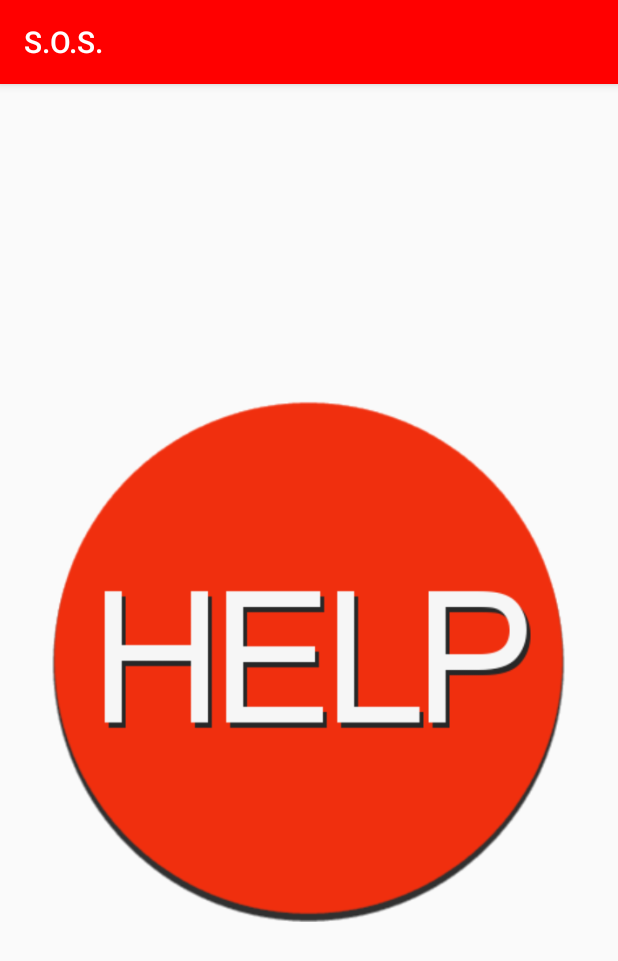
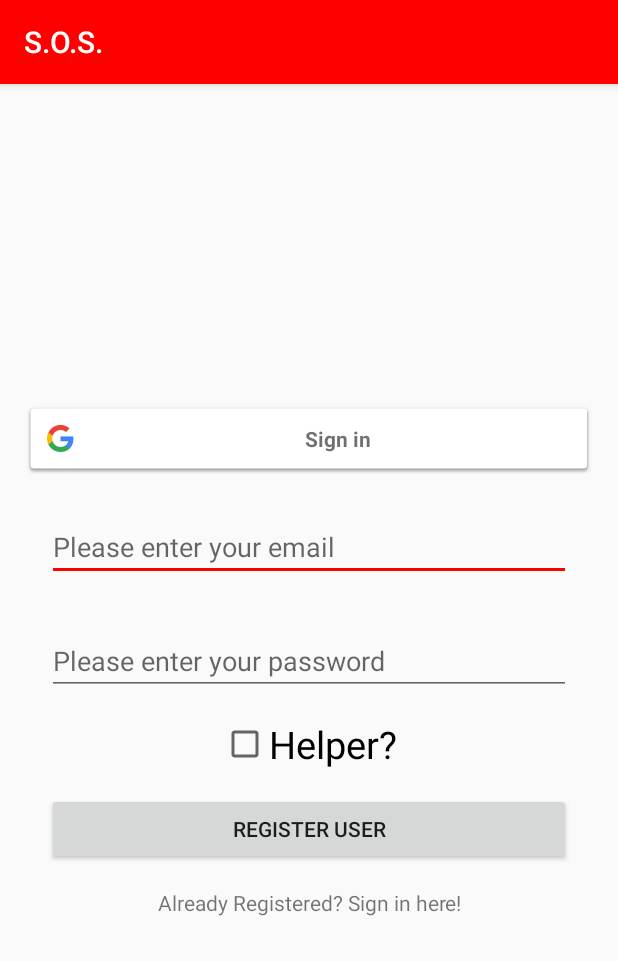
Before and after one commit to ioanaif/SOS, an Android app: the screen it shows after launch (MainActivity before the commit, LoginActivity after it), on a phone screen of 412 x 824 dp. Shown: the top 961 px of the screen. Run offline under Robolectric (Android 15) with nearby library versions, the phone set to English and light mode, and no system bars; our stand-ins replace Firebase (no records; nobody signed in at launch, a user with empty details on screens opened directly).

Commit message:
LogIn Page added with FireBase and Google Option

```diff
--- a/app/build.gradle
+++ b/app/build.gradle
@@ -28,5 +28,11 @@ dependencies {
     compile 'com.google.firebase:firebase-storage:9.4.0'
     compile 'com.android.support:design:24.1.0'
     compile 'com.android.support:support-v4:24.1.0'
+    compile 'com.google.android.gms:play-services:9.4.0'
+    compile 'com.android.support:design:24.1.1'
+    compile 'com.google.firebase:firebase-auth:9.4.0'
+    compile 'com.firebase:firebase-client-android:2.0.3+'
+    compile 'com.google.firebase:firebase-database:9.0.2'
+    compile 'com.google.firebase:firebase-core:9.0.2'
 }
 apply plugin: 'com.google.gms.google-services'
--- a/app/src/main/AndroidManifest.xml
+++ b/app/src/main/AndroidManifest.xml
@@ -18,14 +18,18 @@
         android:label="@string/app_name"
         android:supportsRtl="true"
         android:theme="@style/AppTheme">
+
+        <activity android:name=".LoginActivity"/>
+
         <activity android:name=".MainActivity">
             <intent-filter>
                 <action android:name="android.intent.action.MAIN" />
-
                 <category android:name="android.intent.category.LAUNCHER" />
             </intent-filter>
         </activity>
+
         <activity android:name=".EventDetailsActivity"></activity>
+
         <activity android:name=".HelperMainScreen"></activity>
     </application>
 
--- /dev/null
+++ b/app/src/main/java/com/janedoe/sos/LoginActivity.java
@@ -0,0 +1,117 @@
+package com.janedoe.sos;
+
+import android.app.ProgressDialog;
+import android.content.Context;
+import android.content.SharedPreferences;
+import android.os.Bundle;
+import android.support.annotation.NonNull;
+import android.support.v7.app.AppCompatActivity;
+import android.text.TextUtils;
+import android.util.Log;
+import android.view.View;
+import android.widget.Button;
+import android.widget.EditText;
+import android.widget.TextView;
+import android.widget.Toast;
+
+import com.google.android.gms.tasks.OnCompleteListener;
+import com.google.android.gms.tasks.Task;
+import com.google.firebase.auth.AuthResult;
+import com.google.firebase.auth.FirebaseAuth;
+
+/**
+ * A login screen that offers login via email/password.
+ */
+public class LoginActivity extends AppCompatActivity implements View.OnClickListener{
+
+    private Button register;
+    private EditText email;
+    private EditText pass;
+    private TextView signIn;
+    private int ok=0;
+    private SharedPreferences sharedPreferences;
+
+    private ProgressDialog progressDial;
+
+    private FirebaseAuth firebaseAuth;
+
+    protected void onCreate(Bundle savedInstanceState) {
+        super.onCreate(savedInstanceState);
+
+        //FacebookSdk.sdkInitialize(this);
+        setContentView(R.layout.activity_login);
+
+        sharedPreferences = getSharedPreferences("login", Context.MODE_PRIVATE);
+
+
+        progressDial = new ProgressDialog(this);
+        register = (Button) findViewById(R.id.register);
+
+        email = (EditText) findViewById(R.id.email);
+        pass = (EditText)findViewById(R.id.pass);
+
+        signIn = (TextView) findViewById(R.id.signIn);
+        firebaseAuth = FirebaseAuth.getInstance();
+
+        register.setOnClickListener(this);
+        signIn.setOnClickListener(this);
+
+    }
+
+
+    private void registerUser(){
+        final String emaill = email.getText().toString().trim();
+        final String passs = pass.getText().toString().trim();
+
+        Log.d("EMAIL", emaill);
+        Log.d("PASS", passs);
+
+        if(TextUtils.isEmpty(emaill)){
+            //email is empry
+            Toast.makeText(this,"Please enter your email",Toast.LENGTH_SHORT).show();
+            //stops the function
+            return;
+        }
+
+        if(TextUtils.isEmpty(passs)){
+            //password is empty
+            Toast.makeText(this,"Please enter your password",Toast.LENGTH_SHORT).show();
+            return;
+        }
+
+        //if valid = ok, show progress
+
+        progressDial.setMessage("Registering User...");
+        progressDial.show();
+
+        firebaseAuth.createUserWithEmailAndPassword(emaill, passs)
+                .addOnCompleteListener(this, new OnCompleteListener<AuthResult>() {
+                    @Override
+                    public void onComplete(@NonNull Task<AuthResult> task) {
+                        if(task.isSuccessful()){
+                            //user is succ registered
+                            Toast.makeText(LoginActivity.this, "Registered Successfully!", Toast.LENGTH_SHORT).show();
+                            progressDial.hide();
+                            sharedPreferences.edit().putString("user",emaill).putString("pass",passs).apply();
+                            finish();
+                        }
+                        else {
+                            Toast.makeText(LoginActivity.this, "Could not register, please try again!", Toast.LENGTH_SHORT).show();
+                            progressDial.hide();
+                        }
+                    }
+                });
+    }
+
+
+    @Override
+    public void onClick(View view) {
+        if(view == register){
+            registerUser();
+        }
+
+        if(view == signIn){
+            //will open signin activity
+        }
+    }
+}
--- a/app/src/main/java/com/janedoe/sos/MainActivity.java
+++ b/app/src/main/java/com/janedoe/sos/MainActivity.java
@@ -1,12 +1,15 @@
 package com.janedoe.sos;
 
+import android.content.Context;
 import android.content.Intent;
+import android.content.SharedPreferences;
 import android.support.v4.app.Fragment;
 import android.support.v4.app.FragmentManager;
 import android.support.v4.app.FragmentPagerAdapter;
 import android.support.v4.view.ViewPager;
 import android.support.v7.app.AppCompatActivity;
 import android.os.Bundle;
+import android.text.TextUtils;
 import android.util.Log;
 import android.view.View;
 import android.widget.ListView;
@@ -15,12 +18,13 @@ public class MainActivity extends AppCompatActivity {
 
     private SectionsPagerAdapter adapter;
     private ViewPager pager;
+    private SharedPreferences sharedPreferences;
 
     @Override
     protected void onCreate(Bundle savedInstanceState) {
         super.onCreate(savedInstanceState);
         setContentView(R.layout.activity_main);
-
+        sharedPreferences = getSharedPreferences("login", Context.MODE_PRIVATE);
         adapter = new SectionsPagerAdapter(getSupportFragmentManager());
 
         pager = (ViewPager) findViewById(R.id.viewpager);
@@ -61,4 +65,13 @@ public class MainActivity extends AppCompatActivity {
 
     }
 
+    @Override
+    protected void onResume() {
+        super.onResume();
+        if(TextUtils.isEmpty(sharedPreferences.getString("user",null))){
+            Intent intent = new Intent(MainActivity.this, LoginActivity.class);
+            startActivity(intent);
+
+        }
+    }
 }
--- /dev/null
+++ b/app/src/main/res/layout/activity_login.xml
@@ -0,0 +1,74 @@
+<RelativeLayout xmlns:android="http://schemas.android.com/apk/res/android"
+    xmlns:tools="http://schemas.android.com/tools"
+    android:layout_width="match_parent"
+    android:layout_height="match_parent"
+    android:gravity="center_horizontal"
+    android:orientation="vertical"
+    android:paddingBottom="@dimen/activity_vertical_margin"
+    android:paddingLeft="@dimen/activity_horizontal_margin"
+    android:paddingRight="@dimen/activity_horizontal_margin"
+    android:paddingTop="@dimen/activity_vertical_margin"
+    tools:context="com.janedoe.sos.LoginActivity">
+
+
+    <LinearLayout
+        android:layout_width="match_parent"
+        android:layout_height="wrap_content"
+        android:orientation="vertical"
+        android:layout_centerHorizontal="true"
+        android:layout_centerVertical="true">
+
+        <com.google.android.gms.common.SignInButton
+            android:id="@+id/google"
+            style="@style/Widget.Design.CollapsingToolbar"
+            android:layout_width="match_parent"
+            android:layout_height="wrap_content"
+            android:layout_marginBottom="10sp"
+            />
+
+
+        <EditText
+            android:layout_margin="15dp"
+            android:inputType="textEmailAddress"
+            android:layout_width="match_parent"
+            android:layout_height="wrap_content"
+            android:id="@+id/email"
+            android:hint="Please enter your email"/>
+
+        <EditText
+            android:layout_margin="15dp"
+            android:inputType="textPassword"
+            android:layout_width="match_parent"
+            android:layout_height="wrap_content"
+            android:id="@+id/pass"
+            android:hint="Please enter your password"/>
+
+
+        <CheckBox
+            android:layout_width="wrap_content"
+            android:layout_height="wrap_content"
+            android:text="Helper?"
+            android:layout_gravity="center"
+            android:id="@+id/helper"
+            android:textSize="25sp"
+            />
+
+        <Button
+            android:layout_margin="15dp"
+            android:text="Register User"
+            android:layout_width="match_parent"
+            android:layout_height="wrap_content"
+            android:id="@+id/register"
+
+            />
+
+        <TextView
+            android:textAlignment="center"
+            android:text="Already Registered? Sign in here!"
+            android:id="@+id/signIn"
+            android:layout_width="match_parent"
+            android:layout_height="wrap_content" />
+
+    </LinearLayout>
+
+</RelativeLayout>
```
